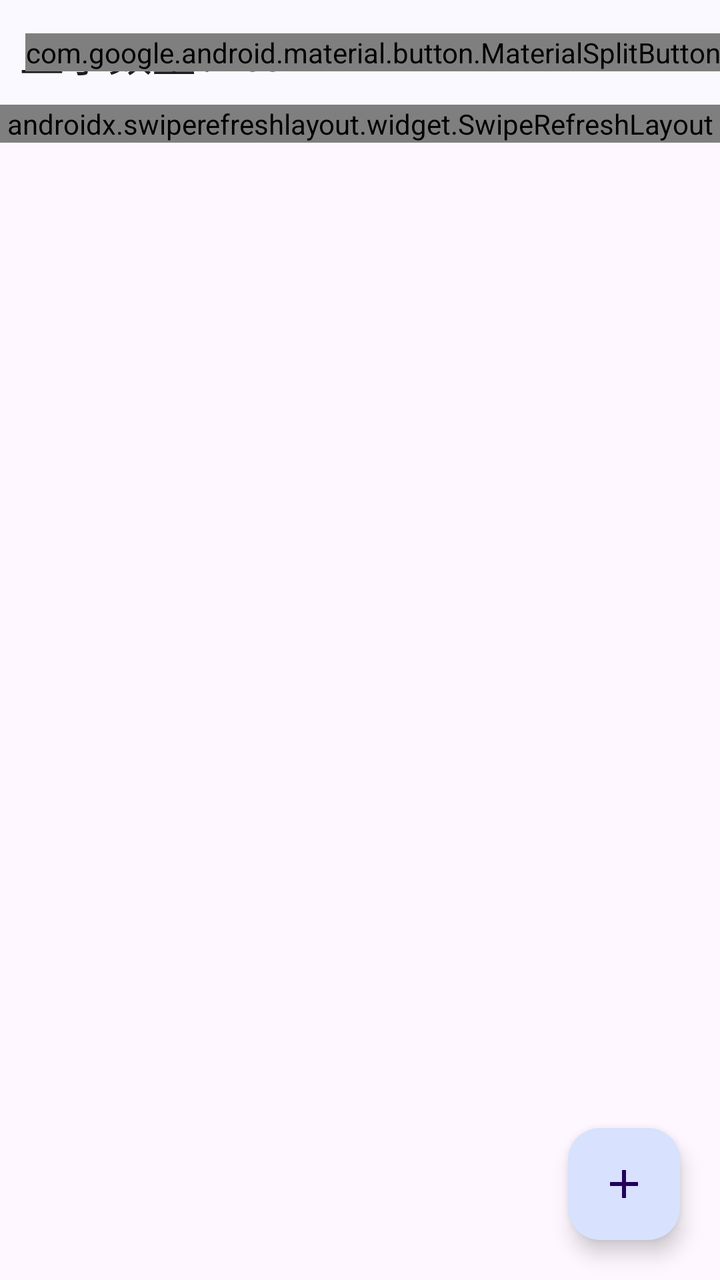
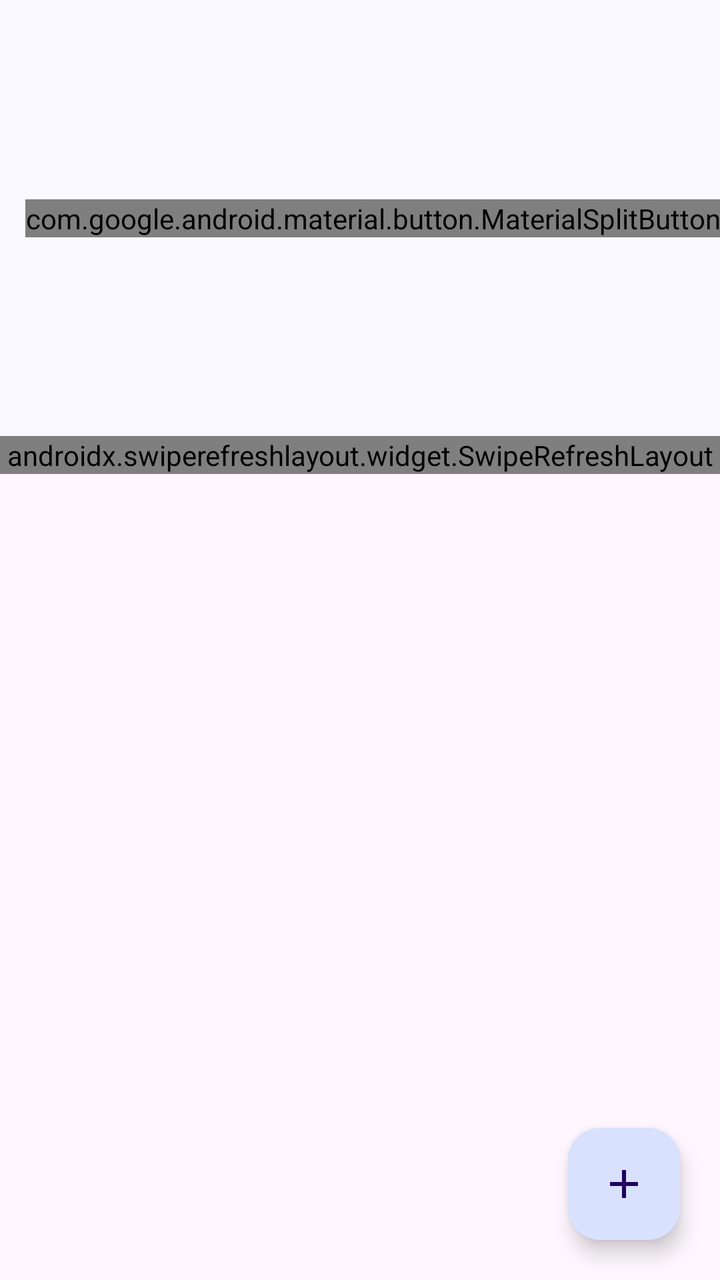

Compare the two renders of this Android layout. The source of the first and the diff that turns it into the second are given below.
<!-- AndroidManifest.xml: application theme Theme.ManagerAssistant.Static -->
<!-- res/layout/fragment_bookkeeping.xml -->
<androidx.coordinatorlayout.widget.CoordinatorLayout xmlns:android="http://schemas.android.com/apk/res/android"
    xmlns:app="http://schemas.android.com/apk/res-auto"
    xmlns:tools="http://schemas.android.com/tools"
    android:layout_width="match_parent"
    android:layout_height="match_parent"
    tools:context=".ui.pages.bookkeeping.BookKeepingFragment">

    <com.google.android.material.appbar.AppBarLayout
        style="@style/AppBarLayoutStyle"
        android:layout_width="match_parent"
        android:layout_height="wrap_content">

        
        <androidx.constraintlayout.widget.ConstraintLayout
            android:layout_width="match_parent"
            android:layout_height="wrap_content"
            android:background="?attr/colorSurface"
            android:orientation="horizontal"
            app:layout_scrollFlags="scroll|enterAlways|snap">

            <com.google.android.material.textview.MaterialTextView
                android:id="@+id/account_num_text"
                style="@style/LargeTitleTextViewStyle"
                android:layout_width="0dp"
                android:layout_height="wrap_content"
                android:layout_weight="1"
                android:text="@string/num_of_shown"
                app:layout_constraintBottom_toBottomOf="parent"
                app:layout_constraintStart_toStartOf="parent"
                app:layout_constraintTop_toTopOf="parent" />

            <com.google.android.material.button.MaterialSplitButton
                android:layout_width="wrap_content"
                android:layout_height="wrap_content"
                app:layout_constraintBottom_toBottomOf="parent"
                app:layout_constraintEnd_toEndOf="parent"
                app:layout_constraintTop_toTopOf="parent">

                <com.google.android.material.button.MaterialButton
                    android:id="@+id/filter_leading_btn"
                    style="?attr/materialSplitButtonLeadingFilledStyle"
                    android:layout_width="wrap_content"
                    android:text="@string/set_filter"
                    android:layout_height="wrap_content"
                    app:icon="@drawable/outline_filter_alt_24" />

                <com.google.android.material.button.MaterialButton
                    android:id="@+id/filter_select_btn"
                    style="?attr/materialSplitButtonIconFilledStyle"
                    android:layout_width="wrap_content"
                    android:layout_height="wrap_content"
                    app:icon="@drawable/baseline_unfold_more_24" />
            </com.google.android.material.button.MaterialSplitButton>
        </androidx.constraintlayout.widget.ConstraintLayout>
    </com.google.android.material.appbar.AppBarLayout>

    <com.google.android.material.floatingactionbutton.FloatingActionButton
        android:id="@+id/add_floating_btn"
        style="@style/AddFloatingActionBtnStyle"
        android:layout_width="wrap_content"
        android:layout_height="wrap_content"
        android:layout_gravity="end|bottom"
        android:contentDescription="@string/add_floating_btn_description" />

    <androidx.swiperefreshlayout.widget.SwipeRefreshLayout
        android:id="@+id/refresh_layout"
        android:layout_width="match_parent"
        android:layout_height="wrap_content"
        app:layout_behavior="@string/appbar_scrolling_view_behavior">

        
        <androidx.recyclerview.widget.RecyclerView
            android:id="@+id/account_recycler"
            android:layout_width="match_parent"
            android:layout_height="wrap_content"
            android:layout_marginTop="10dp"
            app:layoutManager="androidx.recyclerview.widget.LinearLayoutManager" />
    </androidx.swiperefreshlayout.widget.SwipeRefreshLayout>
</androidx.coordinatorlayout.widget.CoordinatorLayout>
<!-- resources referenced by this layout -->
<resources>
  <!-- drawable baseline_unfold_more_24 (drawable) -->
  <vector xmlns:android="http://schemas.android.com/apk/res/android" android:height="24dp" android:tint="#000000" android:viewportHeight="24" android:viewportWidth="24" android:width="24dp">
        
      <path android:fillColor="@android:color/white" android:pathData="M12,5.83L15.17,9l1.41,-1.41L12,3 7.41,7.59 8.83,9 12,5.83zM12,18.17L8.83,15l-1.41,1.41L12,21l4.59,-4.59L15.17,15 12,18.17z"/>
      
  </vector>
  <!-- drawable outline_filter_alt_24 (drawable) -->
  <vector xmlns:android="http://schemas.android.com/apk/res/android" android:height="24dp" android:tint="#000000" android:viewportHeight="24" android:viewportWidth="24" android:width="24dp">
        
      <path android:fillColor="@android:color/white" android:pathData="M7,6h10l-5.01,6.3L7,6zM4.25,5.61C6.27,8.2 10,13 10,13v6c0,0.55 0.45,1 1,1h2c0.55,0 1,-0.45 1,-1v-6c0,0 3.72,-4.8 5.74,-7.39C20.25,4.95 19.78,4 18.95,4H5.04C4.21,4 3.74,4.95 4.25,5.61z"/>
      
  </vector>
  <string name="add_floating_btn_description">添加按钮</string>
  <string name="num_of_shown">显示数量：∞</string>
  <string name="set_filter">设置过滤</string>
  <style name="AddFloatingActionBtnStyle" parent="ThemeOverlay.Material3.FloatingActionButton.Primary">
          <item name="android:src">@drawable/baseline_add_24</item>
          <item name="android:layout_marginEnd">20dp</item>
          <item name="android:layout_marginBottom">20dp</item>
      </style>
  <style name="AppBarLayoutStyle" parent="Widget.Material3.AppBarLayout">
          <item name="android:background">?attr/colorSurface</item>
      </style>
  <style name="LargeTitleTextViewStyle" parent="TextViewStyleBase">
          <item name="android:textAppearance">?attr/textAppearanceTitleLarge</item>
      </style>
  <!-- drawable baseline_add_24 (drawable) -->
  <vector xmlns:android="http://schemas.android.com/apk/res/android" android:height="24dp" android:tint="#000000" android:viewportHeight="24" android:viewportWidth="24" android:width="24dp">
        
      <path android:fillColor="@android:color/white" android:pathData="M19,13h-6v6h-2v-6H5v-2h6V5h2v6h6v2z"/>
      
  </vector>
  <style name="TextViewStyleBase">
          <item name="android:paddingStart">10dp</item>
          <item name="android:paddingEnd">10dp</item>
          <item name="android:paddingTop">10dp</item>
          <item name="android:paddingBottom">10dp</item>
      </style>
  <color name="color_primary">#0055d6</color>
  <color name="color_on_primary">#ffffff</color>
  <color name="color_primary_container">#d8e1fe</color>
  <color name="color_secondary_container">#e0e1ff</color>
  <color name="color_surface">#faf9ff</color>
  <color name="color_surface_container">#ebedfa</color>
  <color name="color_surface_container_low">#edeffc</color>
  <style name="ToolBarStyle" parent="Widget.Material3.Toolbar">
          <item name="android:backgroundTint">?attr/colorSurface</item>
          <item name="navigationIconTint">?attr/colorPrimary</item>
          <item name="contentInsetStart">10dp</item>
          <item name="titleTextAppearance">?attr/textAppearanceHeadlineSmall</item>
      </style>
  <!-- unchanged entries left out for length: 1 -->
</resources>

<!-- the commit's change to res/layout/fragment_bookkeeping.xml (unified diff, before → after) -->
@@ -23,13 +23,15 @@
                 style="@style/LargeTitleTextViewStyle"
                 android:layout_width="0dp"
                 android:layout_height="wrap_content"
-                android:layout_weight="1"
+                android:ellipsize="end"
                 android:text="@string/num_of_shown"
                 app:layout_constraintBottom_toBottomOf="parent"
+                app:layout_constraintEnd_toStartOf="@+id/split_btn"
                 app:layout_constraintStart_toStartOf="parent"
                 app:layout_constraintTop_toTopOf="parent" />
 
             <com.google.android.material.button.MaterialSplitButton
+                android:id="@+id/split_btn"
                 android:layout_width="wrap_content"
                 android:layout_height="wrap_content"
                 app:layout_constraintBottom_toBottomOf="parent"
@@ -40,8 +42,8 @@
                     android:id="@+id/filter_leading_btn"
                     style="?attr/materialSplitButtonLeadingFilledStyle"
                     android:layout_width="wrap_content"
+                    android:layout_height="wrap_content"
                     android:text="@string/set_filter"
-                    android:layout_height="wrap_content"
                     app:icon="@drawable/outline_filter_alt_24" />
 
                 <com.google.android.material.button.MaterialButton
